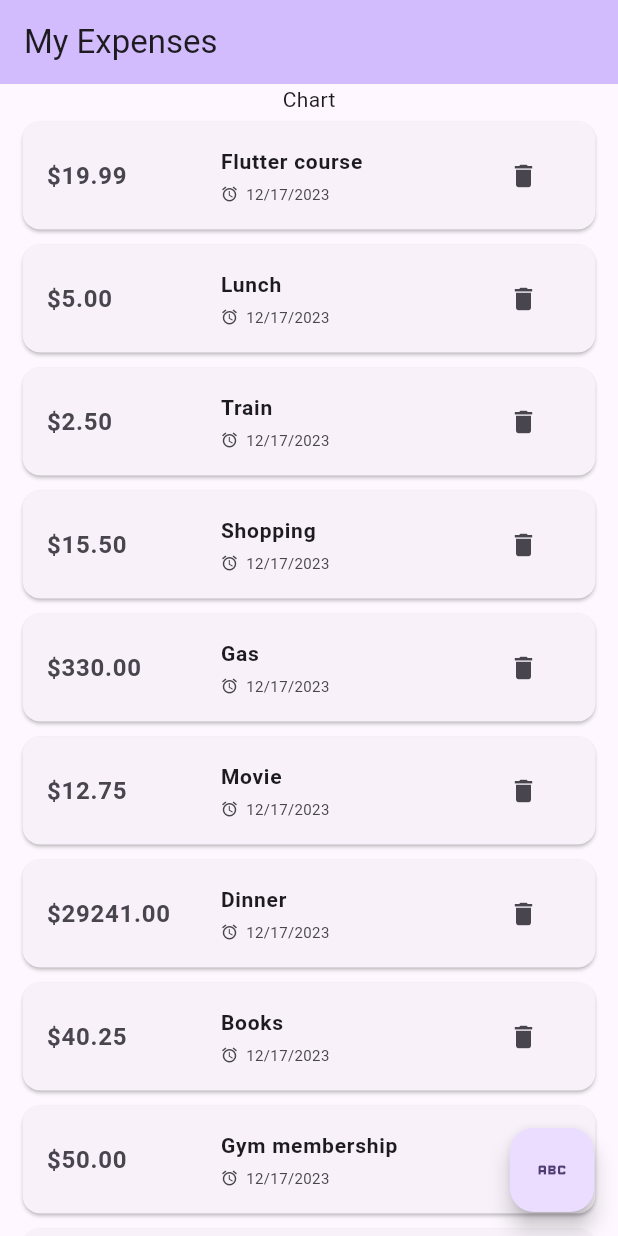
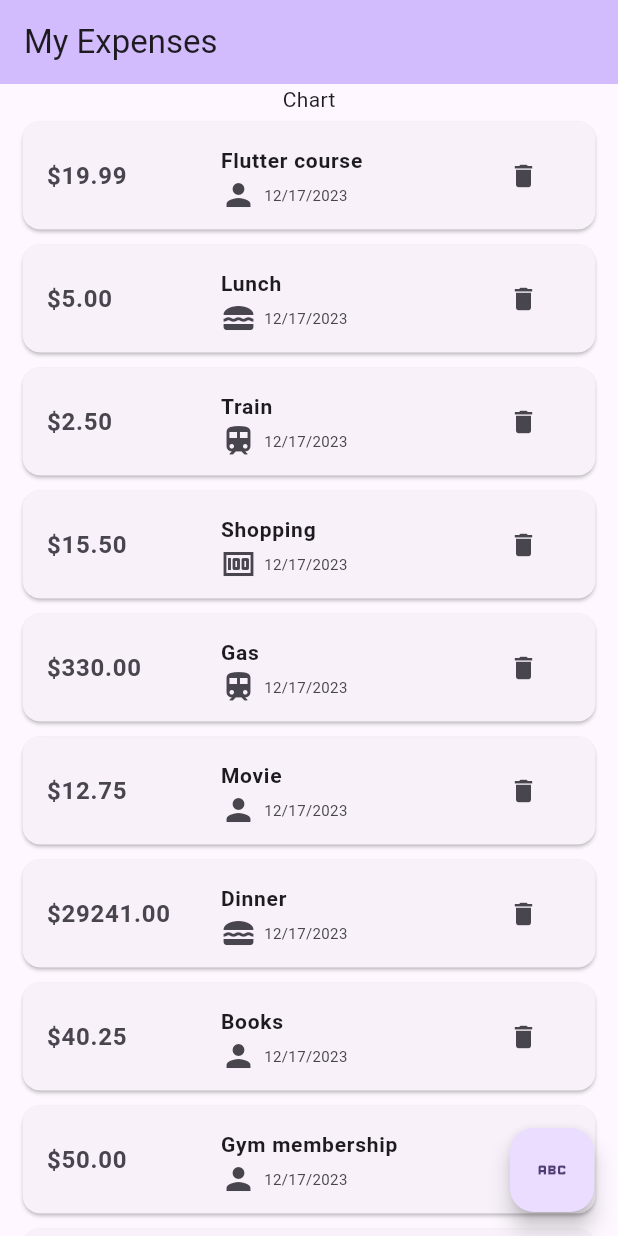
Before and after one commit to gayashan4lk/budget_tracker, a Flutter app: the screen it shows after launch, on a phone screen of 412 x 824 dp. Run offline on Flutter 3.47's test engine with Material 3 defaults, Android fonts, the phone set to English and light mode, and no system bars.

Commit message:
Update expense category icons

```diff
--- a/lib/home.dart
+++ b/lib/home.dart
@@ -14,10 +14,10 @@ class _HomePageState extends State<HomePage> {
   final List<Expense> _dummyExpenses = [
     Expense(title: "Flutter course", amount: 19.99, date: DateTime.now(), category: Category.personal),
     Expense(title: "Lunch", amount: 5.00, date: DateTime.now(), category: Category.food),
-    Expense(title: "Train", amount: 2.50, date: DateTime.now(), category: Category.personal),
+    Expense(title: "Train", amount: 2.50, date: DateTime.now(), category: Category.transportation),
     Expense(title: "Shopping", amount: 15.50, date: DateTime.now(), category: Category.other),
     Expense(title: "Gas", amount: 330.00, date: DateTime.now(), category: Category.transportation),
-    Expense(title: "Movie", amount: 12.75, date: DateTime.now(), category: Category.other),
+    Expense(title: "Movie", amount: 12.75, date: DateTime.now(), category: Category.personal),
     Expense(title: "Dinner", amount: 29241.00, date: DateTime.now(), category: Category.food),
     Expense(title: "Books", amount: 40.25, date: DateTime.now(), category: Category.personal),
     Expense(title: "Gym membership", amount: 50.00, date: DateTime.now(), category: Category.personal),
@@ -84,7 +84,7 @@ class ExpenseItem extends StatelessWidget {
           mainAxisAlignment: MainAxisAlignment.start,
           crossAxisAlignment: CrossAxisAlignment.center,
           children: [
-            const Icon(Icons.access_alarm, size: 12),
+            Icon(categoryIcons[expense.category]),
             const SizedBox(width: 5),
             Text(expense.formattedDate, style: const TextStyle(fontSize: 10)),
           ],
--- a/lib/models/expense.dart
+++ b/lib/models/expense.dart
@@ -1,7 +1,15 @@
+import 'package:flutter/material.dart';
 import 'package:intl/intl.dart';
 import 'package:uuid/uuid.dart';
 
 enum Category { food, transportation, personal, other }
+
+const categoryIcons = {
+  Category.food: Icons.lunch_dining,
+  Category.transportation: Icons.train,
+  Category.personal: Icons.person,
+  Category.other: Icons.money,
+};
 
 class Expense {
   Expense({
```
